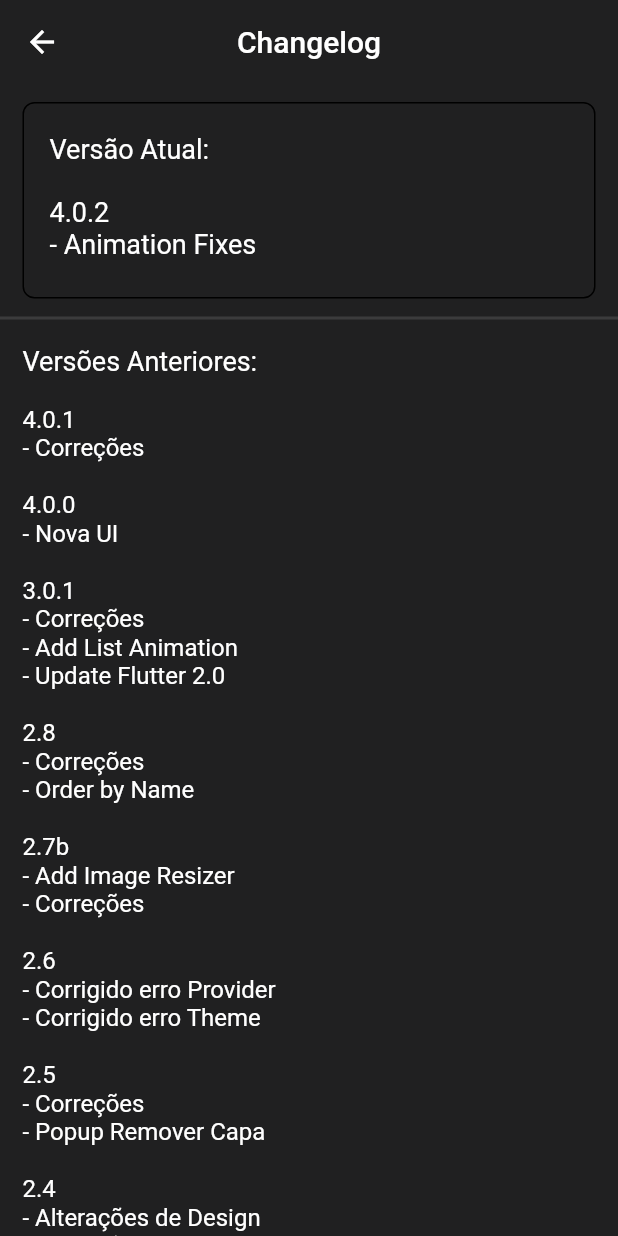
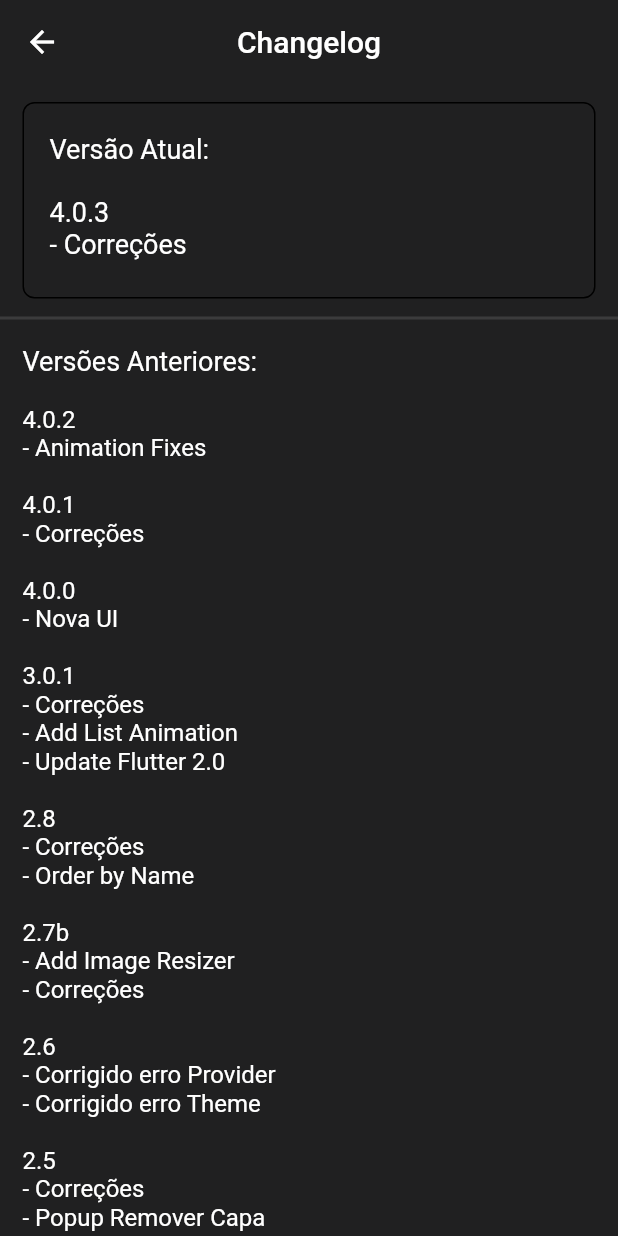
Before and after one commit to Fschmatz/booktrackerv2, a Flutter app: the Changelog screen opened directly, on a phone screen of 412 x 824 dp. Run offline on Flutter 3.47's test engine with Material 2 defaults, Android fonts, the phone set to English and light mode, and no system bars; our stand-ins replace flutter_native_image, image_picker, shared_preferences, sqflite; missing offline and left inert: a package; accounts and stored records are empty.

Commit message:
Update 4.0.3

```diff
--- a/lib/ui/updateLivro.dart
+++ b/lib/ui/updateLivro.dart
@@ -66,8 +66,6 @@ class _UpdateLivroState extends State<UpdateLivro> {
     };
     final atualizar = await dbLivro.update(row);
   }
-
-
 
 
   //CHECK ERROR NULL
--- a/lib/util/theme.dart
+++ b/lib/util/theme.dart
@@ -17,7 +17,7 @@ import 'package:shared_preferences/shared_preferences.dart';
     inputDecorationTheme: InputDecorationTheme(
         labelStyle: TextStyle(color: Colors.black),
         focusedBorder: OutlineInputBorder(
-            borderSide: BorderSide(color: Color(0xFF867aa3))),
+            borderSide: BorderSide(color: Color(0xFF7B99CF))),
         enabledBorder: OutlineInputBorder(
             borderSide: BorderSide(color: Color(0xFF282828)))),
 
@@ -45,7 +45,7 @@ import 'package:shared_preferences/shared_preferences.dart';
     inputDecorationTheme: InputDecorationTheme(
         labelStyle: TextStyle(color: Colors.white),
         focusedBorder: OutlineInputBorder(
-            borderSide: BorderSide(color: Color(0xFF867aa3))),
+            borderSide: BorderSide(color: Color(0xFF6B89BF))),
         enabledBorder: OutlineInputBorder(
             borderSide: BorderSide(color: Color(0xFF282828)))),
 
--- a/lib/util/versaoNomeChangelog.dart
+++ b/lib/util/versaoNomeChangelog.dart
@@ -1,7 +1,7 @@
 class versaoNomeChangelog{
 
   //se mudar o nome do App não esquecer de alterar, no manifesto
-  static String versaoApp = "4.0.2";
+  static String versaoApp = "4.0.3";
   static String nomeApp = "BookTracker";
 
   //1espaço acima, nenhum embaixo
@@ -9,11 +9,14 @@ class versaoNomeChangelog{
 
 Versão Atual:
 
-4.0.2
-- Animation Fixes
+4.0.3
+- Correções
 ''';
 
   static String changelogsAntigos = '''
+
+4.0.2
+- Animation Fixes
 
 4.0.1
 - Correções
--- a/pubspec.yaml
+++ b/pubspec.yaml
@@ -15,7 +15,7 @@ publish_to: 'none' # Remove this line if you wish to publish to pub.dev
 # In iOS, build-name is used as CFBundleShortVersionString while build-number used as CFBundleVersion.
 # Read more about iOS versioning at
 # https://developer.apple.com/library/archive/documentation/General/Reference/InfoPlistKeyReference/Articles/CoreFoundationKeys.html
-version: 4.0.2
+version: 4.0.3
 
 environment:
   sdk: ">=2.7.0 <3.0.0"
```
